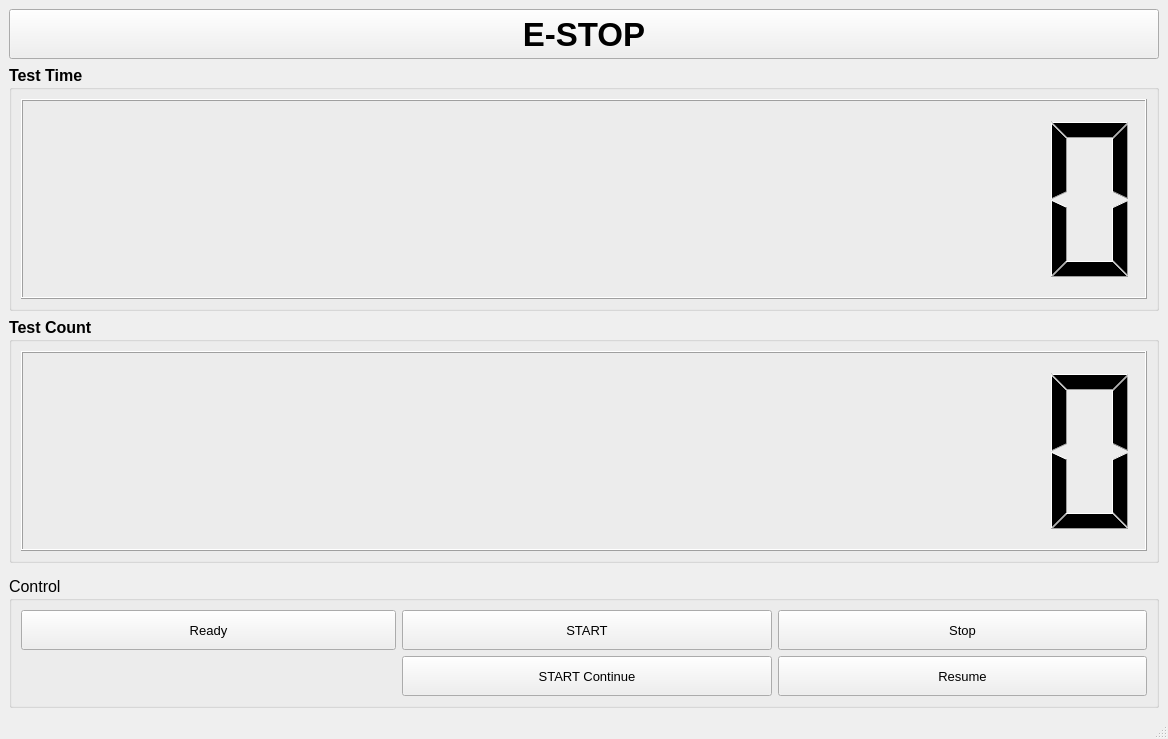
Old version of the form test_gripper_gui/ui/test_gripper_main_window.ui in the repository ROBOTIS-Kayman/Gripper-TEST.
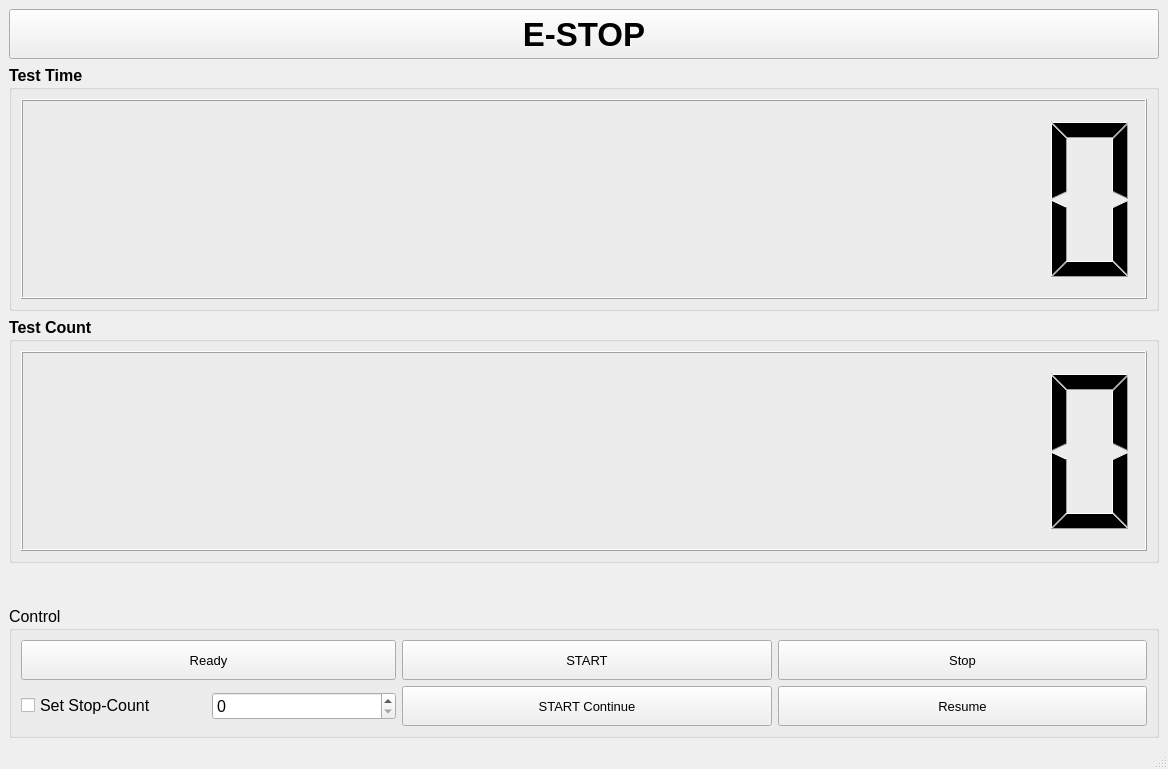
New version of the form. Icons and pictures are not drawn.

Commit message: Added setting test end count

Patch:
```diff
--- a/test_gripper_gui/ui/test_gripper_main_window.ui
+++ b/test_gripper_gui/ui/test_gripper_main_window.ui
@@ -7,7 +7,7 @@
     <x>0</x>
     <y>0</y>
     <width>1168</width>
-    <height>739</height>
+    <height>769</height>
    </rect>
   </property>
   <property name="windowTitle">
@@ -222,6 +222,16 @@
          </property>
         </widget>
        </item>
+       <item row="1" column="1">
+        <widget class="QSpinBox" name="spinBox_stop_count"/>
+       </item>
+       <item row="1" column="0">
+        <widget class="QCheckBox" name="checkBox_set_stop_count">
+         <property name="text">
+          <string>Set Stop-Count</string>
+         </property>
+        </widget>
+       </item>
       </layout>
      </widget>
     </item>
```
The commit also changes 4 other files.
